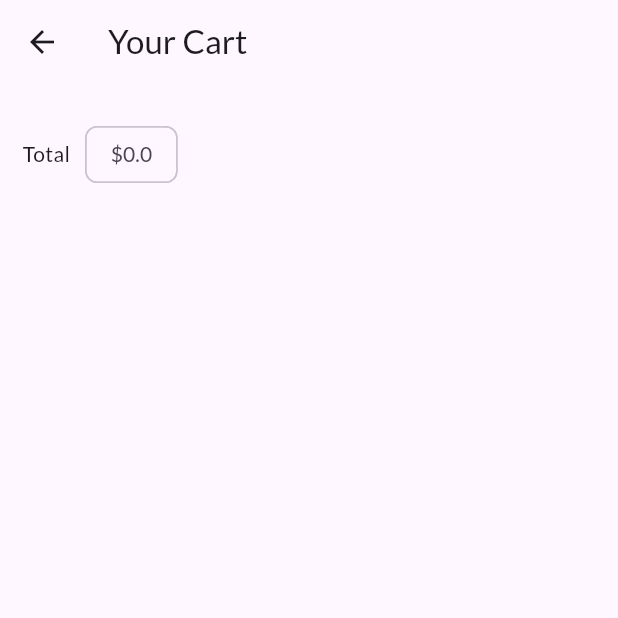
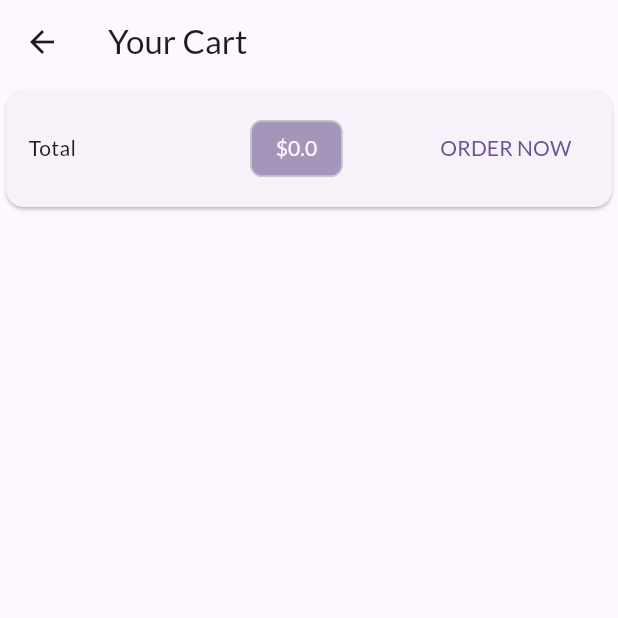
Before and after one commit to Hubertkin/Shop_app, a Flutter app: the CartScreen screen opened directly, on a phone screen of 412 x 824 dp, the top half of it. Run offline on Flutter 3.47's test engine with Material 3 defaults, Android fonts, the phone set to English and light mode, and no system bars; network calls fail.

Commit message:
Some added functionality

```diff
--- a/lib/main.dart
+++ b/lib/main.dart
@@ -1,5 +1,6 @@
 import 'package:flutter/material.dart';
 import 'package:shop_app/providers/cart.dart';
+import 'package:shop_app/screens/cart_screen.dart';
 import 'package:shop_app/screens/product_overview_screen.dart';
 import '../providers/product_provider.dart';
 import 'screens/product_detail_screen.dart';
@@ -32,11 +33,12 @@ class MyApp extends StatelessWidget {
             secondary: Colors.deepOrange,
           ),
           fontFamily: 'Lato',
-          useMaterial3: true,
+          //useMaterial3: true,
         ),
         home: const ProductOverviewScreen(),
         routes: {
           ProductDetailScreen.routeName: (ctx) => const ProductDetailScreen(),
+          CartScreen.routeName: (ctx)=>const CartScreen(),
         },
       ),
     );
--- a/lib/providers/cart.dart
+++ b/lib/providers/cart.dart
@@ -21,12 +21,12 @@ class Cart with ChangeNotifier {
     return {..._items};
   }
 
-  double get itemCount {
+  int get itemCount {
     var total = 0.0;
     _items.forEach((key, cartItem) {
       total += cartItem.quantity;
     });
-    return total;
+    return total.toInt();
   }
 
   double get totalAmount {
--- a/lib/screens/cart_screen.dart
+++ b/lib/screens/cart_screen.dart
@@ -4,6 +4,7 @@ import 'package:provider/provider.dart';
 import '../providers/cart.dart';
 
 class CartScreen extends StatelessWidget {
+  static const routeName = '/cart';
   const CartScreen({super.key});
 
   @override
@@ -13,23 +14,27 @@ class CartScreen extends StatelessWidget {
       appBar: AppBar(
         title: const Text('Your Cart'),
       ),
-      body:  Column(
+      body: Column(
         children: [
-         const  Card(),
-          Padding(
+          Card(child: Padding(
             padding: const EdgeInsets.all(15),
             child: Row(
+              mainAxisAlignment: MainAxisAlignment.spaceBetween,
               children: [
                 const Text('Total'),
-                const  SizedBox(
+                const SizedBox(
                   width: 10,
                 ),
                 Chip(
-                  label: Text('\$${cart.totalAmount}'),
-                )
+                  label: Text('\$${cart.totalAmount}', style: TextStyle(color: Theme.of(context).primaryTextTheme.titleSmall?.color),),
+                  backgroundColor:
+                      Theme.of(context).colorScheme.primary.withOpacity(0.6),
+                ),
+                TextButton(onPressed: (){}, child:  Text('ORDER NOW', style: TextStyle(color: Theme.of(context).colorScheme.primary),))
               ],
             ),
-          )
+          )),
+
         ],
       ),
     );
--- a/lib/screens/product_overview_screen.dart
+++ b/lib/screens/product_overview_screen.dart
@@ -57,10 +57,8 @@ class _ProductOverviewScreenState extends State<ProductOverviewScreen> {
               ),
               child: IconButton(
                 onPressed: () {
-                Navigator.of(context).push(
-                    MaterialPageRoute(
-                      builder: (context) => const CartScreen(),
-                    ),
+                Navigator.of(context).pushNamed(
+                   CartScreen.routeName,
                   );
                 },
                 icon: const Icon(Icons.shopping_cart),
```
